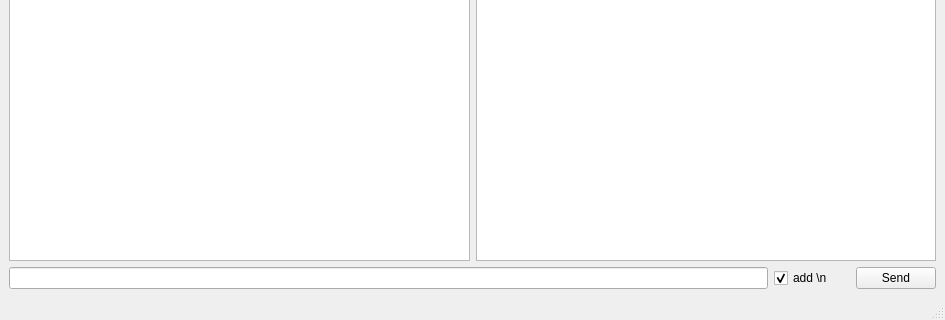
Before: the Qt Designer form ui/mainWindow.ui in SolarEnergyRacers/chase_car_telemetry_v3, drawn with Qt 5; both pictures show x 0 to 945 and y 499 to 819 of the 945 by 819 pixel window.
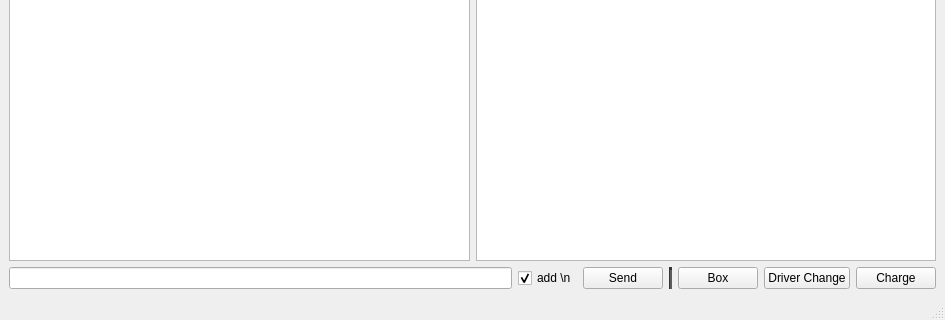
After: the same form once the commit is applied.

```diff
--- a/ui/mainWindow.ui
+++ b/ui/mainWindow.ui
@@ -229,7 +229,7 @@
      </layout>
     </item>
     <item>
-     <layout class="QHBoxLayout" name="horizontalLayout_2" stretch="10,1,1">
+     <layout class="QHBoxLayout" name="horizontalLayout_2" stretch="10,1,1,0,0,0,0">
       <item>
        <widget class="QLineEdit" name="leditInput"/>
       </item>
@@ -250,6 +250,40 @@
         </property>
        </widget>
       </item>
+      <item>
+       <widget class="Line" name="line">
+        <property name="styleSheet">
+         <string notr="true">background-color: #505050;</string>
+        </property>
+        <property name="lineWidth">
+         <number>3</number>
+        </property>
+        <property name="orientation">
+         <enum>Qt::Vertical</enum>
+        </property>
+       </widget>
+      </item>
+      <item>
+       <widget class="QPushButton" name="pushButton">
+        <property name="text">
+         <string>Box</string>
+        </property>
+       </widget>
+      </item>
+      <item>
+       <widget class="QPushButton" name="pushButton_2">
+        <property name="text">
+         <string>Driver Change</string>
+        </property>
+       </widget>
+      </item>
+      <item>
+       <widget class="QPushButton" name="pushButton_3">
+        <property name="text">
+         <string>Charge</string>
+        </property>
+       </widget>
+      </item>
      </layout>
     </item>
    </layout>
```
